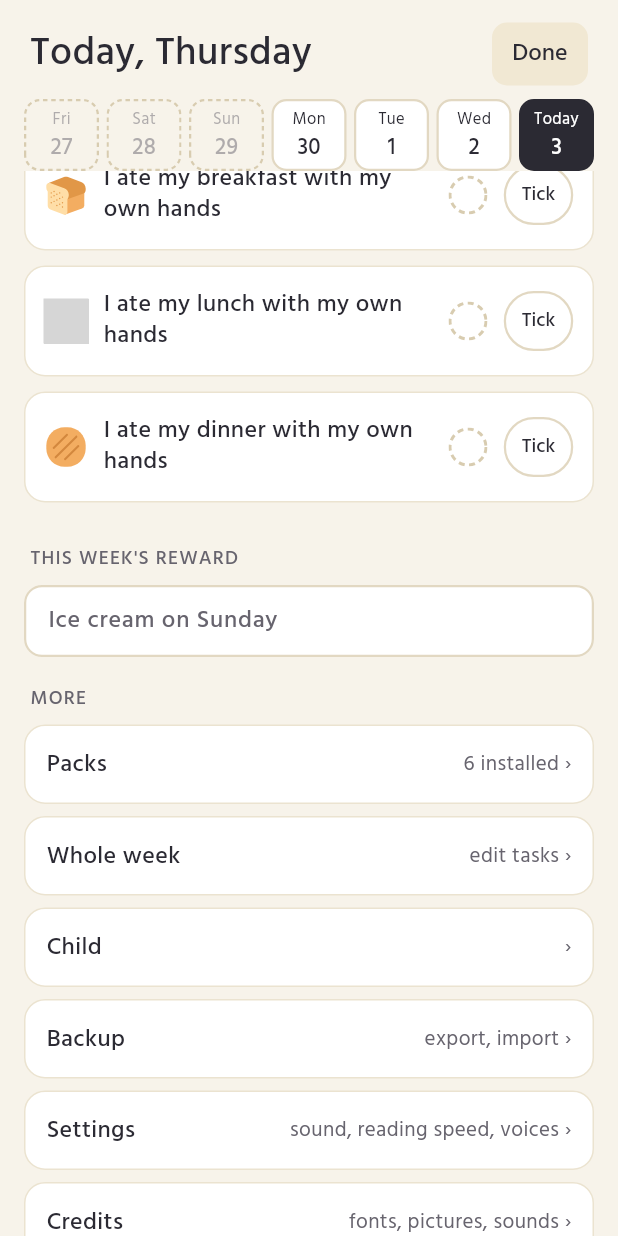
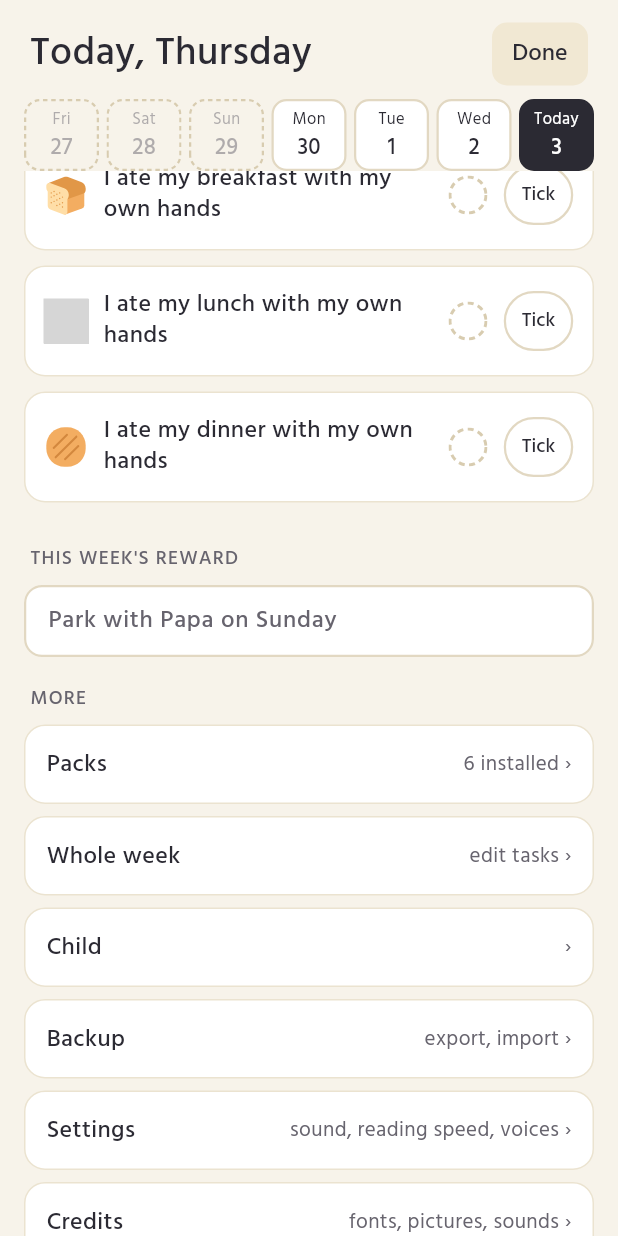
Before and after one commit to jinxk/starbook, a Flutter app: the ParentTodayScreen screen opened by its route, scrolled down 1152 dp, on a phone screen of 412 x 824 dp. Run offline on Flutter 3.47's test engine with Material 3 defaults, Android fonts, the phone set to English and light mode, and no system bars; our stand-ins replace audioplayers, file_picker, flutter_riverpod, flutter_svg, flutter_tts, fpdart and 5 more; accounts and stored records are empty; generated files the repository leaves out were written again; grey boxes are pictures that could not be loaded.

Commit message:
feat: activity hint for the week's reward

```diff
--- a/lib/presentation/parent/today_screen.dart
+++ b/lib/presentation/parent/today_screen.dart
@@ -379,7 +379,7 @@ class _ParentTodayScreenState extends ConsumerState<ParentTodayScreen> {
                                     Colours.ink,
                                   ),
                                   decoration: InputDecoration(
-                                    hintText: 'Ice cream on Sunday',
+                                    hintText: 'Park with Papa on Sunday',
                                     hintStyle: _hind(
                                       16,
                                       FontWeight.w500,
```
